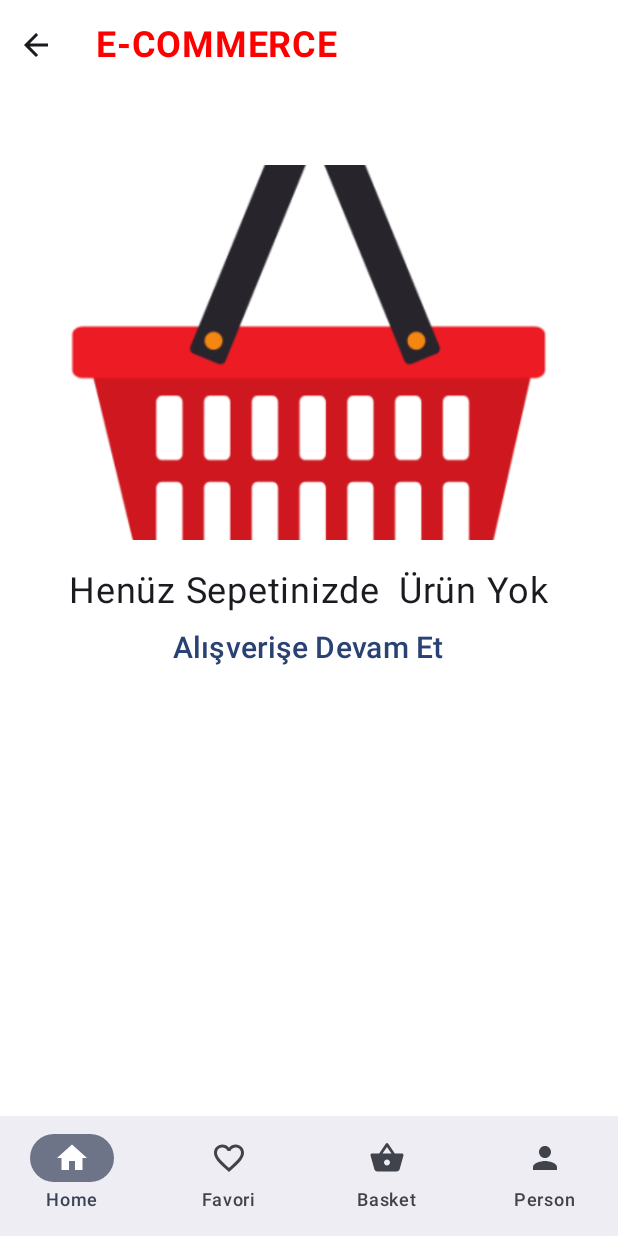
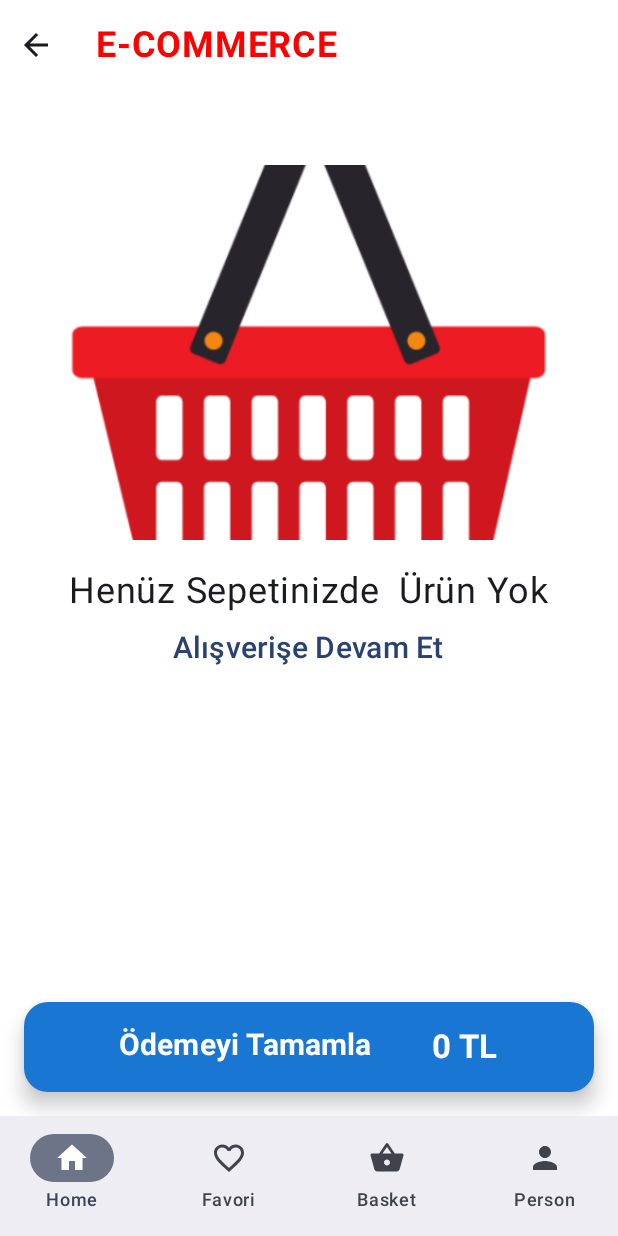
Before and after one commit to dumanYusuf/FirestoreShopping, an Android app built with Jetpack Compose: the BasketPage screen opened through its navigation route, on a phone screen of 412 x 824 dp. Run offline under Robolectric (Android 15) with nearby library versions, the phone set to English and light mode, and no system bars; our stand-ins replace Dagger/Hilt's generated code, Firebase (no records; nobody signed in at launch, a user with empty details on screens opened directly); pictures from the network do not load.

Commit message:
basketTotalPrice

```diff
--- a/app/src/main/java/com/example/firestoreshopping/data/repo/FirestoreRepoImpl.kt
+++ b/app/src/main/java/com/example/firestoreshopping/data/repo/FirestoreRepoImpl.kt
@@ -197,6 +197,4 @@ class FirestoreRepoImpl @Inject constructor(
             emit(Resource.Error("Error: ${e.localizedMessage}"))
         }
     }
-
-
 }
--- a/app/src/main/java/com/example/firestoreshopping/domain/repo/FirestoreRepo.kt
+++ b/app/src/main/java/com/example/firestoreshopping/domain/repo/FirestoreRepo.kt
@@ -24,4 +24,6 @@ interface FirestoreRepo {
     suspend fun deleteBasketProduct(id: Basket):Resource<Basket>
     suspend fun getUser():Flow<Resource<List<Users>>>
 
-}
+
+
+    }
--- a/app/src/main/java/com/example/firestoreshopping/presentation/basket_page_view/BasketState.kt
+++ b/app/src/main/java/com/example/firestoreshopping/presentation/basket_page_view/BasketState.kt
@@ -6,6 +6,6 @@ data class BasketState(
     val basketList:List<Basket> = emptyList(),
     val isErorr:String="",
     val isLoading:Boolean=false,
-    val totalPrice: Double = 0.0 // Toplam fiyat için bir alan ekliyoruz
+    val totalPrice: Int = 0 // Toplam fiyat için bir alan ekliyoruz
 
 )
--- a/app/src/main/java/com/example/firestoreshopping/presentation/basket_page_view/view/BasketPage.kt
+++ b/app/src/main/java/com/example/firestoreshopping/presentation/basket_page_view/view/BasketPage.kt
@@ -15,8 +15,13 @@ import androidx.compose.foundation.layout.padding
 import androidx.compose.foundation.layout.size
 import androidx.compose.foundation.lazy.LazyColumn
 import androidx.compose.foundation.lazy.items
+import androidx.compose.foundation.shape.RoundedCornerShape
 import androidx.compose.material.icons.Icons
+import androidx.compose.material3.Button
+import androidx.compose.material3.ButtonDefaults
 import androidx.compose.material3.Card
+import androidx.compose.material3.CardColors
+import androidx.compose.material3.CardDefaults
 import androidx.compose.material3.CircularProgressIndicator
 import androidx.compose.material3.Icon
 import androidx.compose.material3.IconButton
@@ -143,7 +148,7 @@ fun BasketPage(
                                         text = basketList.productName, fontWeight = FontWeight.Bold)
                                     Row (modifier = Modifier.fillMaxWidth(), horizontalArrangement = Arrangement.SpaceEvenly, verticalAlignment = Alignment.CenterVertically){
                                         Text(
-                                            text = "${basketList.productPrice} TL", fontSize = 20.sp)
+                                            text = "${basketList.productPrice*basketList.quantity} TL", fontSize = 20.sp)
                                         Icon(
                                             tint = Color.Red,
                                             modifier = Modifier
@@ -157,15 +162,19 @@ fun BasketPage(
                                     Row(modifier = Modifier
                                         .fillMaxWidth()
                                         .padding(10.dp)) {
-                                        TextButton(onClick = { /*TODO*/ }) {
+                                        TextButton(onClick = {
+                                            viewModel.decreaseQuantity(basketList)
+                                        }) {
                                             Text(
                                                 fontSize = 18.sp,
                                                 text = "Azalt")
                                         }
                                         Text(
                                             fontSize = 25.sp,
-                                            text = "1")
-                                        TextButton(onClick = { /*TODO*/ }) {
+                                            text = "${basketList.quantity}")
+                                        TextButton(onClick = {
+                                            viewModel.increaseQuantity(basketList)
+                                        }) {
                                             Text(
                                                 fontSize = 18.sp,
                                                 text = "Artır")
@@ -179,4 +188,38 @@ fun BasketPage(
             }
         }
     }
+    Column(
+        modifier = Modifier
+            .fillMaxSize()
+            .padding(16.dp),
+        verticalArrangement = Arrangement.Bottom
+    ) {
+        Spacer(modifier = Modifier.height(16.dp))
+        Button(
+            onClick = { /*TODO*/ },
+            colors = ButtonDefaults.buttonColors(
+                containerColor = Color(0xFF1976D2)
+            ),
+            modifier = Modifier
+                .fillMaxWidth()
+                .height(60.dp),
+            shape = RoundedCornerShape(16.dp),
+            elevation = ButtonDefaults.buttonElevation(8.dp)
+        ) {
+            Row (modifier = Modifier.fillMaxWidth(), horizontalArrangement = Arrangement.SpaceEvenly){
+                Text(
+                    text = "Ödemeyi Tamamla",
+                    fontSize = 20.sp,
+                    fontWeight = FontWeight.Bold,
+                    color = Color.White
+                )
+                Text(
+                    text = "${viewModel.calculateTotalPrice()} TL",
+                    fontSize = 22.sp,
+                    fontWeight = FontWeight.Bold,
+                    color = Color.White
+                )
+            }
+        }
+    }
 }
```
Also changed, not shown: app/src/main/java/com/example/firestoreshopping/domain/model/Basket.kt (+4 -4 lines), app/src/main/java/com/example/firestoreshopping/presentation/basket_page_view/BasketViewModel.kt (+35 -3 lines).
